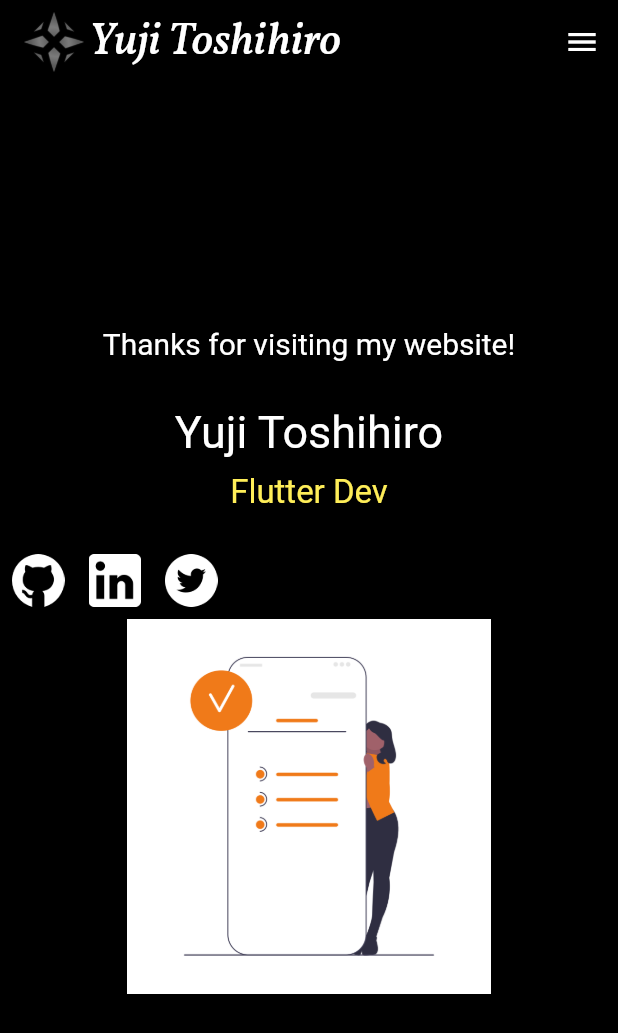
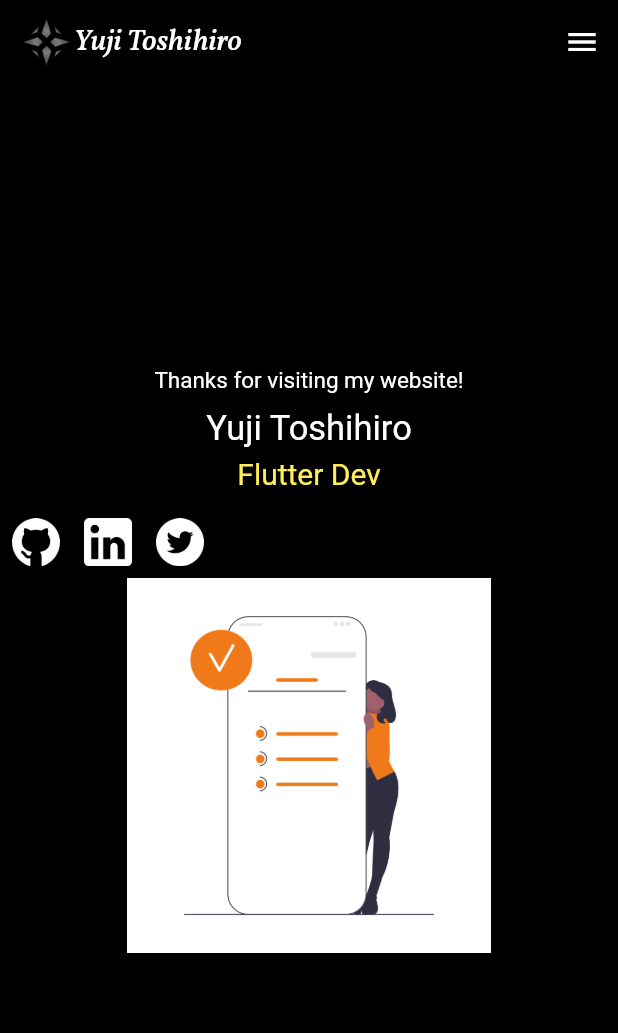
Before and after one commit to honganji/portfolio, a Flutter app: the screen it shows after launch, on a phone screen of 412 x 824 dp. Shown: the top 1033 px of the screen. Run offline on Flutter 3.47's test engine with Material 2 defaults, Android fonts, the phone set to English and light mode, and no system bars; our stand-ins replace firebase_core, flutter_staggered_animations; accounts and stored records are empty.

Commit message:
modify desktop appbar and home. modify mobile home

```diff
--- a/lib/layout/desktop_layout.dart
+++ b/lib/layout/desktop_layout.dart
@@ -28,8 +28,9 @@ class DesktopLayout extends StatelessWidget {
         title: Row(
           mainAxisAlignment: MainAxisAlignment.spaceBetween,
           children: AnimationConfiguration.toStaggeredList(
+            duration: const Duration(milliseconds: 1500),
             childAnimationBuilder: (widget) => SlideAnimation(
-              child: ScaleAnimation(
+              child: FlipAnimation(
                 child: widget,
               ),
             ),
@@ -96,10 +97,8 @@ class DesktopLayout extends StatelessWidget {
         ),
       ),
       body: RawScrollbar(
-        timeToFade: const Duration(milliseconds: 1300),
         controller: controller,
-        thumbColor: Colors.white70,
-        thickness: 10.0,
+        thickness: 0,
         child: PageView(
           scrollDirection: Axis.vertical,
           controller: controller,
--- a/lib/layout/mobile_layout.dart
+++ b/lib/layout/mobile_layout.dart
@@ -75,15 +75,15 @@ class MobileLayout extends StatelessWidget {
                   "assets/img/Y_icon.png",
                   filterQuality: FilterQuality.medium,
                   fit: BoxFit.fill,
-                  height: 40,
-                  width: 40,
+                  height: 30,
+                  width: 30,
                 ),
                 const SizedBox(
                   width: 3,
                 ),
                 const Text(
                   "Yuji Toshihiro",
-                  style: TextStyle(fontSize: 30, fontFamily: "Vollkorn"),
+                  style: TextStyle(fontSize: 20, fontFamily: "Vollkorn"),
                 ),
               ],
             ),
--- a/lib/sections/home/mobile_home.dart
+++ b/lib/sections/home/mobile_home.dart
@@ -22,24 +22,24 @@ class MobileHome extends StatelessWidget {
                 children: [
                   const Text(
                     "Thanks for visiting my website!",
-                    style: TextStyle(color: Colors.white, fontSize: 20),
-                  ),
-                  const SizedBox(
-                    height: 30,
-                  ),
-                  const Text(
-                    "Yuji Toshihiro",
-                    style: TextStyle(color: Colors.white, fontSize: 30),
+                    style: TextStyle(color: Colors.white, fontSize: 15),
                   ),
                   const SizedBox(
                     height: 10,
                   ),
+                  const Text(
+                    "Yuji Toshihiro",
+                    style: TextStyle(color: Colors.white, fontSize: 23),
+                  ),
+                  const SizedBox(
+                    height: 5,
+                  ),
                   Text(
                     "Flutter Dev",
-                    style: TextStyle(color: Colors.yellow[400], fontSize: 22),
+                    style: TextStyle(color: Colors.yellow[400], fontSize: 20),
                   ),
                   const SizedBox(
-                    height: 20,
+                    height: 10,
                   ),
                   Row(
                     children: [
@@ -48,7 +48,7 @@ class MobileHome extends StatelessWidget {
                           await launchUrl(Uri.parse(
                               "https://github.com/honganji?tab=repositories"));
                         },
-                        iconSize: 35,
+                        iconSize: 25,
                         icon: Image.asset(
                           "assets/img/github_icon.png",
                           color: Colors.white,
@@ -61,7 +61,7 @@ class MobileHome extends StatelessWidget {
                                 "https://www.linkedin.com/in/yuji-toshihiro-526244269/"),
                           );
                         },
-                        iconSize: 35,
+                        iconSize: 25,
                         icon: Image.asset(
                           "assets/img/linkedin_icon.png",
                           color: Colors.white,
@@ -73,7 +73,7 @@ class MobileHome extends StatelessWidget {
                             Uri.parse("https://twitter.com/Tonny5693"),
                           );
                         },
-                        iconSize: 35,
+                        iconSize: 25,
                         icon: Image.asset(
                           "assets/img/twitter_icon.png",
                           color: Colors.white,
```
